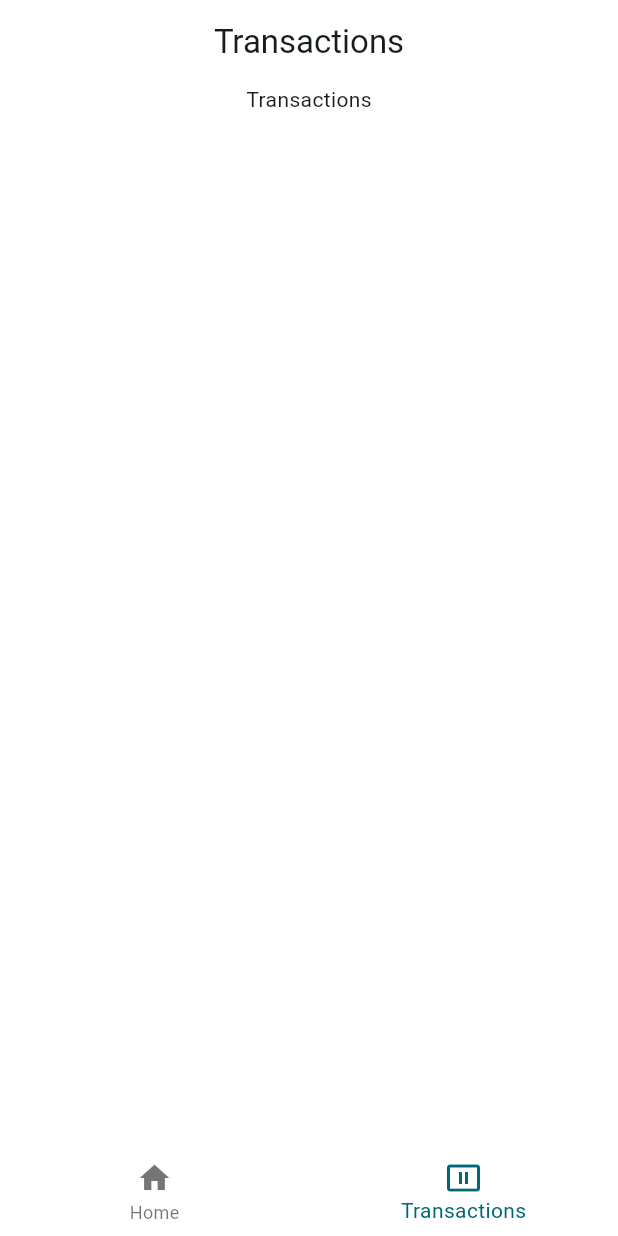
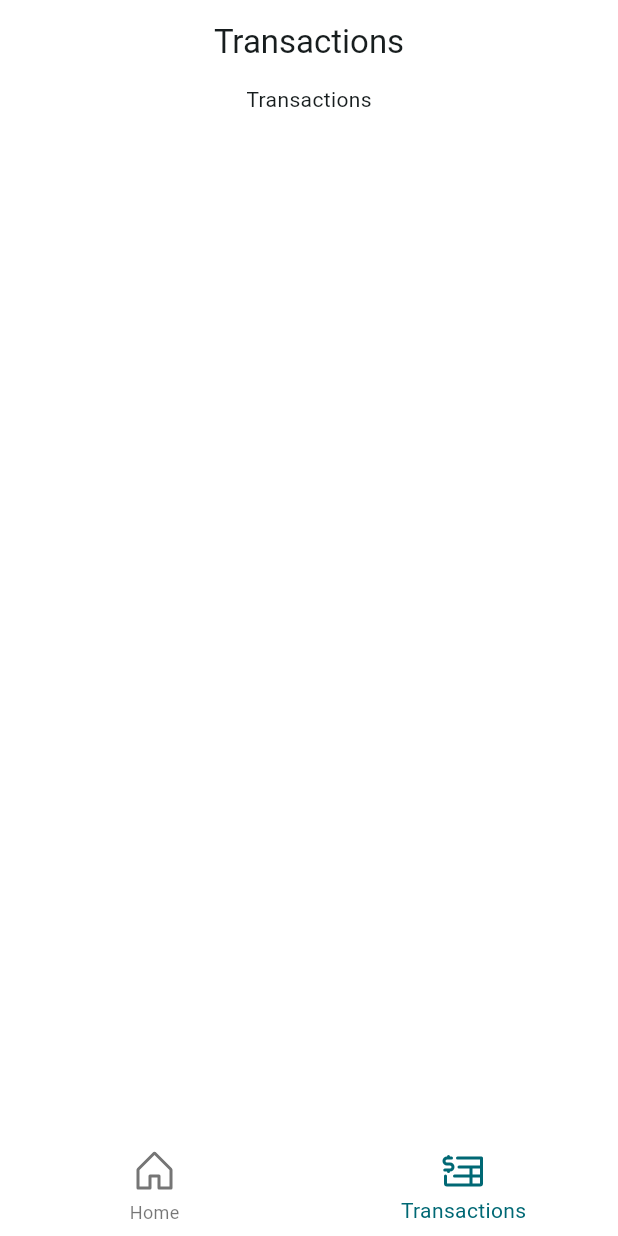
Before and after one commit to Apisit250aps/SavingQuests, a Flutter app: the screen it shows after launch, swiped to page 2, on a phone screen of 412 x 824 dp. Run offline on Flutter 3.47's test engine with Material 3 defaults, Android fonts, the phone set to English and light mode, and no system bars; our stand-ins replace get, phosphor_flutter.

Commit message:
setup: icons lib

```diff
--- a/lib/components/ui/app_bottom_navigation.dart
+++ b/lib/components/ui/app_bottom_navigation.dart
@@ -15,7 +15,7 @@ class AppBottomNavigation extends GetWidget<ViewController> {
         items: List.generate(
           controller.views.length,
           (index) => BottomNavigationBarItem(
-            icon: Icon(controller.views[index].icon),
+            icon: controller.views[index].icon,
             label: controller.views[index].title,
           ),
         ),
--- a/lib/controllers/view_controller.dart
+++ b/lib/controllers/view_controller.dart
@@ -1,5 +1,6 @@
 import 'package:get/get.dart';
 import 'package:flutter/material.dart';
+import 'package:phosphor_flutter/phosphor_flutter.dart';
 import 'package:save_quests/views/home/home_view.dart';
 import 'package:save_quests/views/transactions/transactions_view.dart';
 
@@ -9,10 +10,14 @@ class ViewController extends GetxController {
   late PageController pageController;
 
   final List<ViewItem> views = [
-    ViewItem(view: HomeView(), icon: Icons.home, title: "Home"),
+    ViewItem(
+      view: HomeView(),
+      icon: Icon(PhosphorIcons.house(), size: 32.0),
+      title: "Home",
+    ),
     ViewItem(
       view: TransactionsView(),
-      icon: Icons.pause_presentation,
+      icon: Icon(PhosphorIcons.invoice(), size: 32.0),
       title: "Transactions",
     ),
   ];
@@ -45,7 +50,7 @@ class ViewController extends GetxController {
 
 class ViewItem {
   final Widget view;
-  final IconData icon;
+  final Icon icon;
   final String title;
 
   ViewItem({required this.view, required this.icon, required this.title});
--- a/pubspec.yaml
+++ b/pubspec.yaml
@@ -35,6 +35,7 @@ dependencies:
   # Use with the CupertinoIcons class for iOS style icons.
   cupertino_icons: ^1.0.8
   get: ^4.7.2
+  phosphor_flutter: ^2.1.0
 
 dev_dependencies:
   flutter_test:
```
Also changed, not shown: pubspec.lock.
